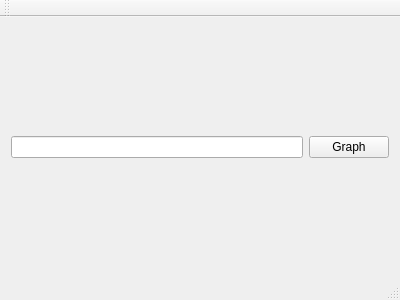
First picture: the form in mainwindow.ui, repository acamara/QMatgraph, before the edit.
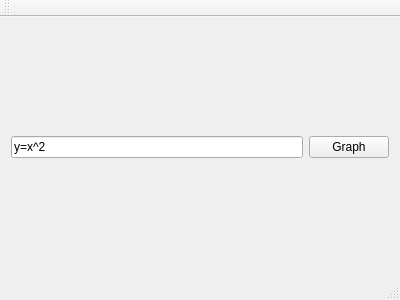
Second picture: the form after the edit.

What changed in the file:
```diff
--- a/mainwindow.ui
+++ b/mainwindow.ui
@@ -18,7 +18,11 @@
     <item>
      <layout class="QHBoxLayout" name="horizontalLayout">
       <item>
-       <widget class="QLineEdit" name="lineEdit"/>
+       <widget class="QLineEdit" name="expression_lineEdit">
+        <property name="text">
+         <string>y=x^2</string>
+        </property>
+       </widget>
       </item>
       <item>
        <widget class="QPushButton" name="pushButton">
```
Left out of the diff: 2 changed lines with no effect on the pictures.
